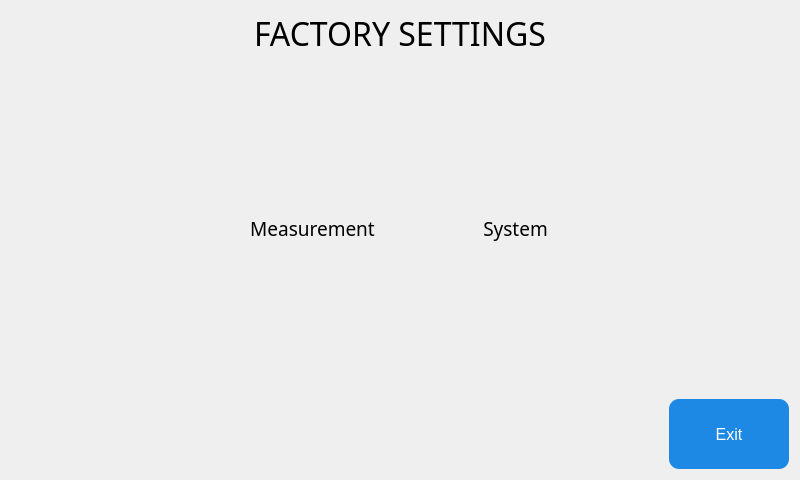
Old version of the form QT_APP/factorysettings.ui in the repository eSpark-Backup/nabilfesal-msm-fw.
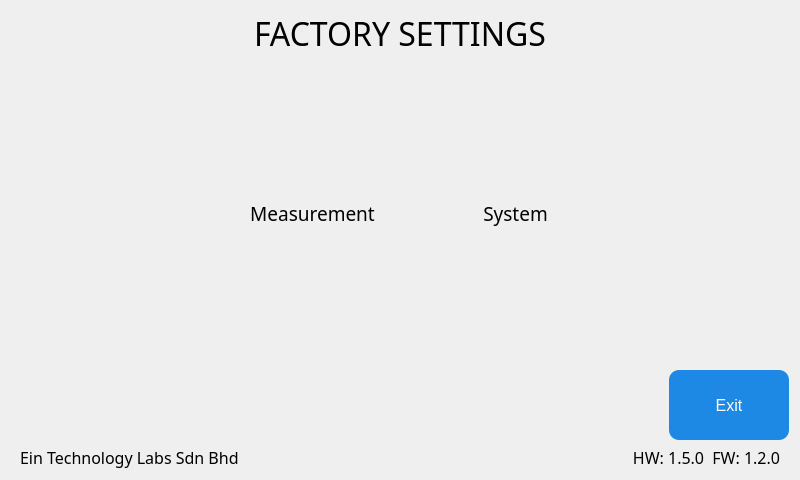
New version of the form. Icons and pictures are not drawn.

What changed in the file:
```diff
--- a/QT_APP/factorysettings.ui
+++ b/QT_APP/factorysettings.ui
@@ -242,6 +242,45 @@
      </item>
     </layout>
    </item>
+   <item>
+    <layout class="QHBoxLayout" name="horizontalLayout_3">
+     <property name="leftMargin">
+      <number>9</number>
+     </property>
+     <property name="rightMargin">
+      <number>9</number>
+     </property>
+     <item>
+      <widget class="QLabel" name="label_3">
+       <property name="font">
+        <font>
+         <family>Gilroy</family>
+         <pointsize>12</pointsize>
+        </font>
+       </property>
+       <property name="text">
+        <string>Ein Technology Labs Sdn Bhd</string>
+       </property>
+      </widget>
+     </item>
+     <item>
+      <widget class="QLabel" name="hf">
+       <property name="font">
+        <font>
+         <family>Gilroy</family>
+         <pointsize>12</pointsize>
+        </font>
+       </property>
+       <property name="text">
+        <string>HW: 1.5.0  FW: 1.2.0</string>
+       </property>
+       <property name="alignment">
+        <set>Qt::AlignRight|Qt::AlignTrailing|Qt::AlignVCenter</set>
+       </property>
+      </widget>
+     </item>
+    </layout>
+   </item>
   </layout>
  </widget>
  <resources>
```
